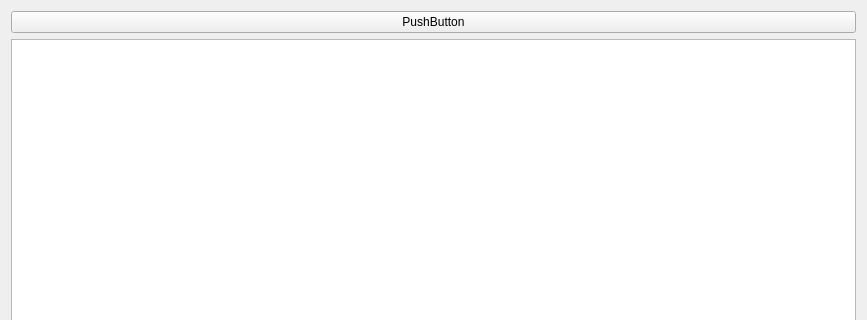
Qt form MapQtProject/locationtable.ui (arisaghafari/Map_QtProject) before a commit; both pictures show x 0 to 867 and y 0 to 320 of the 867 by 750 pixel window.
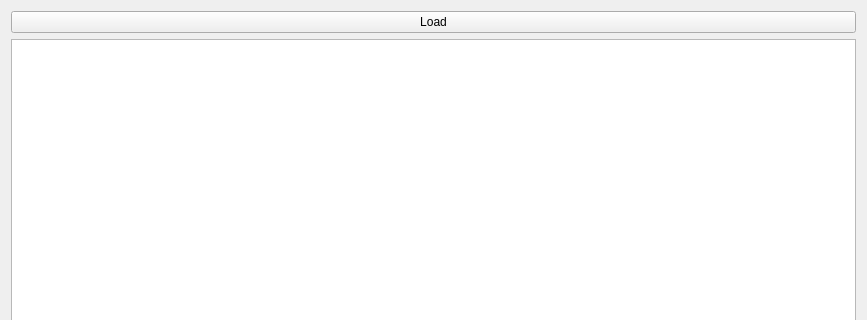
The same form after that commit.

```diff
--- a/MapQtProject/locationtable.ui
+++ b/MapQtProject/locationtable.ui
@@ -17,7 +17,7 @@
    <item>
     <widget class="QPushButton" name="pushButton">
      <property name="text">
-      <string>PushButton</string>
+      <string>Load</string>
      </property>
     </widget>
    </item>
```
